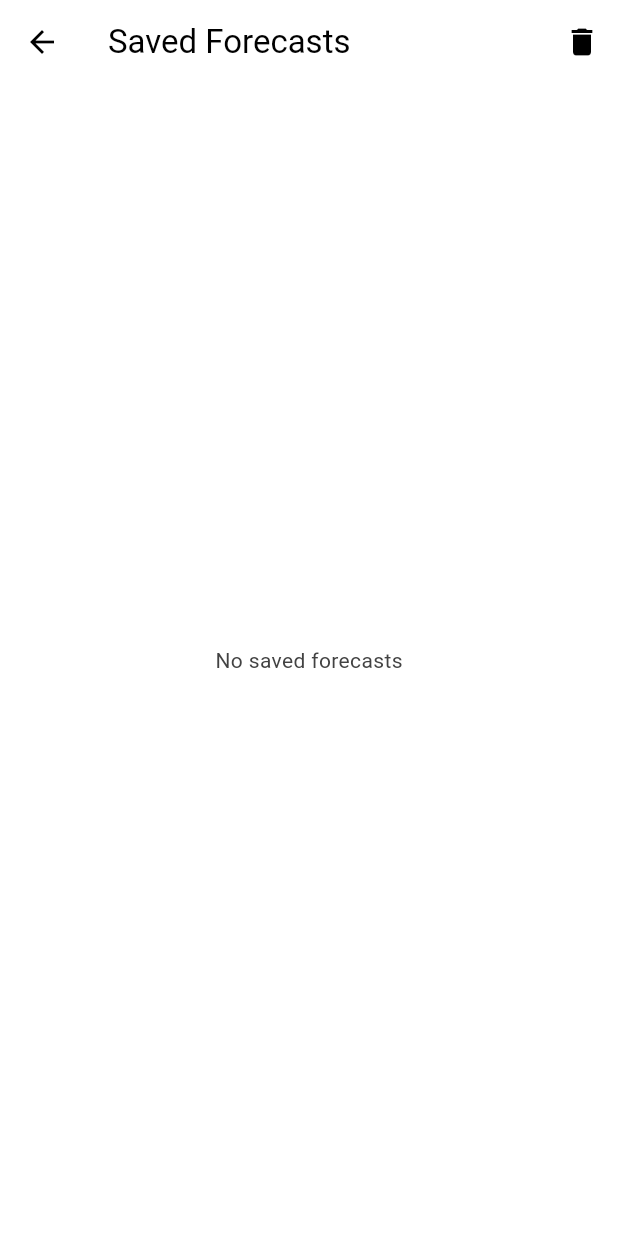
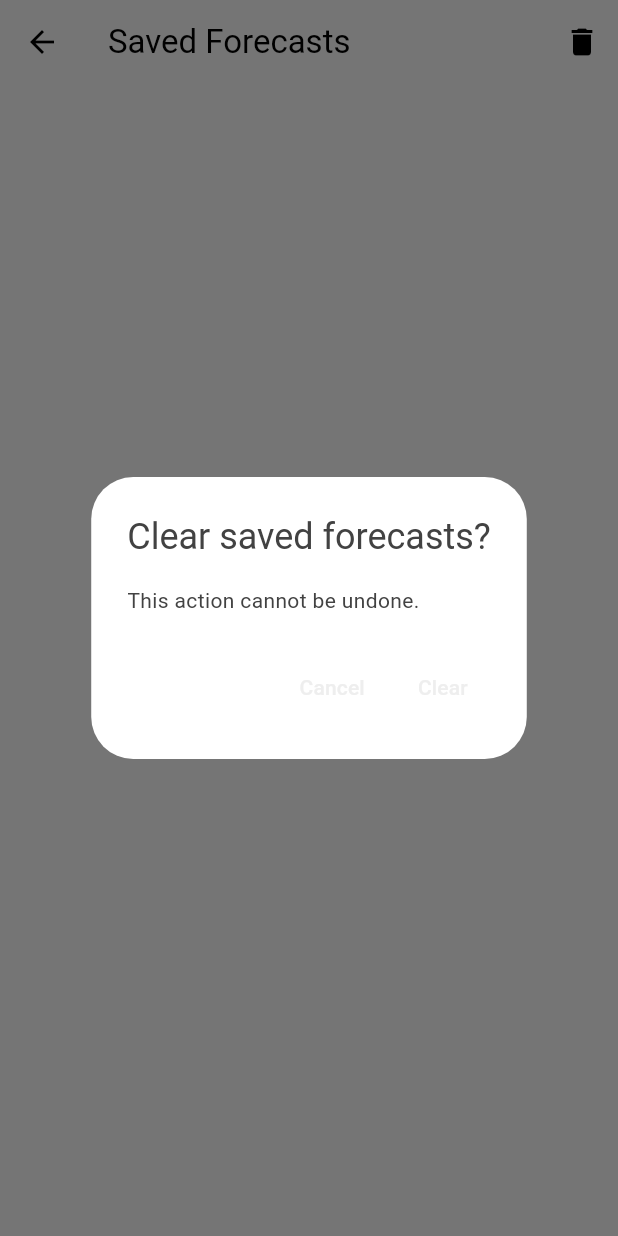
Before and after one commit to it22589286/Weather-app, a Flutter app: the SavedWeatherScreen screen opened directly, after a tap on the "delete" icon, on a phone screen of 412 x 824 dp. Run offline on Flutter 3.47's test engine with Material 3 defaults, Android fonts, the phone set to English and light mode, and no system bars; our stand-ins replace shared_preferences; accounts and stored records are empty; network calls fail.

Commit message:
udpated ui

```diff
--- a/flutter_application_1/lib/pages/saved_forecast.dart
+++ b/flutter_application_1/lib/pages/saved_forecast.dart
@@ -28,11 +28,35 @@ class _SavedWeatherScreenState extends State<SavedWeatherScreen> {
   }
 
   Future<void> _clearSavedForecasts() async {
-    SharedPreferences prefs = await SharedPreferences.getInstance();
-    await prefs.remove('savedForecasts');
-    setState(() {
-      savedForecasts.clear();
-    });
+    showDialog(
+        context: context,
+        builder: (context) {
+          return AlertDialog(
+            title: Text("Clear saved forecasts?"),
+            content: Text("This action cannot be undone."),
+            actions: [
+              TextButton(
+                onPressed: () {
+                  Navigator.pop(context);
+                },
+                child: Text("Cancel"),
+              ),
+              TextButton(
+                onPressed: () async {
+                  SharedPreferences prefs =
+                      await SharedPreferences.getInstance();
+
+                  await prefs.remove('savedForecasts');
+                  setState(() {
+                    savedForecasts.clear();
+                  });
+                  Navigator.pop(context);
+                },
+                child: Text("Clear"),
+              ),
+            ],
+          );
+        });
   }
 
   @override
@@ -56,7 +80,7 @@ class _SavedWeatherScreenState extends State<SavedWeatherScreen> {
                 return Card(
                   margin: EdgeInsets.all(10),
                   child: ListTile(
-                    title: Text(forecast['date']!),
+                    title: Text('${forecast['city']} - ${forecast['date']}'),
                     subtitle: Text(
                         "${forecast['temp']} °C - ${forecast['description']}"),
                   ),
```
Also changed, not shown: flutter_application_1/lib/pages/forecast_screen.dart (+10 -18 lines).
